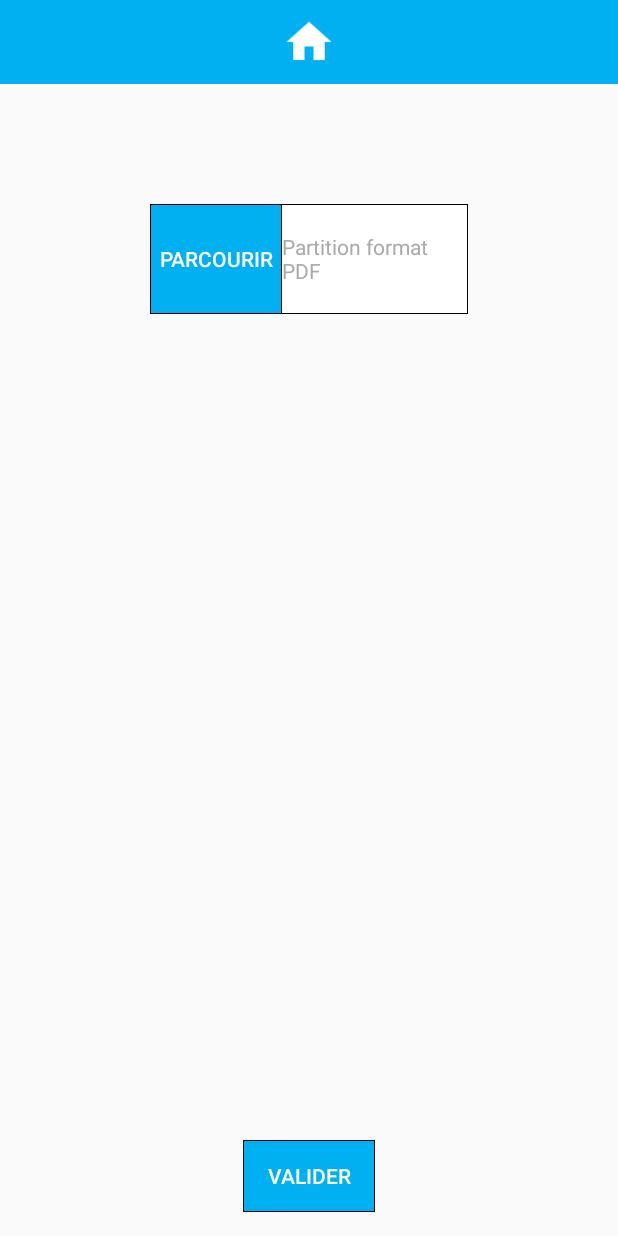
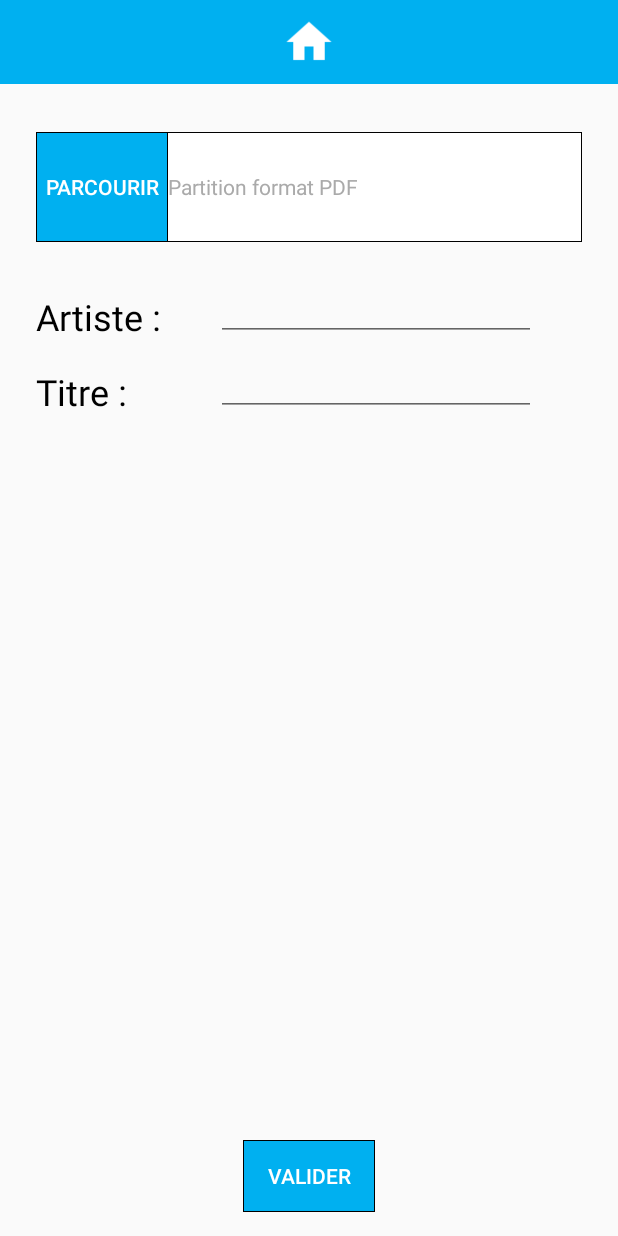
Before and after one commit to Sykless/projaiiient, an Android app: the layout change_partition_layout.xml on its own in the app's theme, with its tools: preview values and no code run, on a phone screen of 412 x 824 dp. Run offline under Robolectric (Android 15) with nearby library versions, the phone set to English and light mode, and no system bars.

Commit message:
"parcourir" layout V2 (the speed and music options miss)

```diff
--- a/app/src/main/java/com/autoscroll/fraba/defiloche/ChangePartition.java
+++ b/app/src/main/java/com/autoscroll/fraba/defiloche/ChangePartition.java
@@ -1,6 +1,7 @@
 package com.autoscroll.fraba.defiloche;
 
 import android.content.Intent;
+import android.content.res.Configuration;
 import android.content.res.Resources;
 import android.graphics.Color;
 import android.graphics.Point;
@@ -14,7 +15,9 @@ import android.util.Log;
 import android.view.Display;
 import android.view.View;
 import android.widget.Button;
+import android.widget.EditText;
 import android.widget.LinearLayout;
+import android.widget.RelativeLayout;
 import android.widget.TextView;
 import android.widget.Toast;
 
@@ -44,6 +47,11 @@ public class ChangePartition extends AppCompatActivity {
         super.onCreate(savedInstanceState);
         setContentView(R.layout.change_partition_layout);
 
+        // Layout modification according to orientation of the device
+        Display display = getWindowManager().getDefaultDisplay();
+        Point size = new Point();
+        display.getSize(size); // size.x = device width - size.y = device height
+
         // Toolbar setup
         Toolbar toolbar = findViewById(R.id.toolbar);
         setSupportActionBar(toolbar);
@@ -51,16 +59,27 @@ public class ChangePartition extends AppCompatActivity {
         getSupportActionBar().setDisplayShowHomeEnabled(true);
         getSupportActionBar().setDisplayShowTitleEnabled(false);
 
-        // Layout modification according to orientation of the device
-        Display display = getWindowManager().getDefaultDisplay();
-        Point size = new Point();
-        display.getSize(size); // size.x = device width - size.y = device height
+
+        if(getResources().getConfiguration().orientation == Configuration.ORIENTATION_PORTRAIT) // Portait orientation
+        {
+            size.y = size.y/3;
+        }
+
+
+        if(getResources().getConfiguration().orientation == Configuration.ORIENTATION_LANDSCAPE) // Landscape orientation
+        {
+            size.x = size.x/2;
+        }
+
+        // Set the RelativeLayout position
+        RelativeLayout relativeLayoutParcourir = (RelativeLayout) findViewById(R.id.relativeLayoutParcourir);
+        relativeLayoutParcourir.setY(convertToFloat(size.y,0.01));
 
         // Set the button at 20% of the screen width
         double buttonWidth = new Double(size.x * 0.2);
         int intButtonWidth = (int) buttonWidth;
         Button ParcourirButton = (Button) findViewById(R.id.ParcourirButton);
-        ParcourirButton.setWidth(intButtonWidth);
+        //ParcourirButton.setWidth(intButtonWidth);
 
         // TextView PDF setup
         TextView partitionNameView = (TextView) findViewById(R.id.partitionNameView);
@@ -68,7 +87,50 @@ public class ChangePartition extends AppCompatActivity {
         if (!pdfChoosen) PDFName = "Partition format PDF";
         partitionNameView.setText(PDFName);
 
+        // Set TextView artiste position
+        TextView artisteTV = (TextView) findViewById(R.id.artisteTV);
+        //artisteTV.setY(convertToFloat(size.y,0.01));
+        //artisteTV.setX(convertToFloat(size.x,0.1));
+
+        /*
+        // Set EditText artiste position
+        EditText artisteED = (EditText) findViewById(R.id.artisteED);
+        artisteED.setY(convertToFloat(size.y,0.4));
+        */
+
+        // Set artisteLayout artiste position
+        LinearLayout artisteLayout = (LinearLayout) findViewById(R.id.artisteLayout);
+        //artisteLayout.setY(convertToFloat(size.y,0.01));
+        //artisteLayout.setX(convertToFloat(size.x,0.02));
+
+
+        /*
+        // Set TextView Titre position
+        TextView titreTV = (TextView) findViewById(R.id.titreTV);
+        titreTV.setY(convertToFloat(size.y,0.5));
+        titreTV.setX(convertToFloat(size.x,0.01));
+
+        // Set titreLayout position
+        LinearLayout titreLayout = (LinearLayout) findViewById(R.id.titreLayout);
+        titreLayout.setY(convertToFloat(size.y,0.5));
+        //titreLayout.setX(convertToFloat(size.x,0.02));
+        */
+
+
+        /*
+        // Set EditText Titre position
+        EditText titreED = (EditText) findViewById(R.id.titreED);
+        titreED.setY(convertToFloat(size.y,0.5));
+        */
+
         //Button validateButton = (Button) findViewById(R.id.validateButton);
+    }
+
+    public float convertToFloat(int nbA, double percentage)
+    {
+        double temp = new Double(nbA * percentage);
+        float result = (float) temp;
+        return result;
     }
 
     protected void onActivityResult(int requestCode, int resultCode, Intent data) {
--- a/app/src/main/res/layout/change_partition_layout.xml
+++ b/app/src/main/res/layout/change_partition_layout.xml
@@ -31,14 +31,14 @@
     </android.support.v7.widget.Toolbar>
 
     <RelativeLayout
-        android:id="@+id/relativeLayout"
+        android:id="@+id/relativeLayoutParcourir"
         android:layout_width="0dp"
         android:layout_height="73dp"
-        android:layout_marginLeft="100dp"
-        android:layout_marginRight="100dp"
-        android:layout_marginTop="80dp"
         android:layout_alignParentBottom="true"
         android:layout_alignParentStart="true"
+        android:layout_marginEnd="24dp"
+        android:layout_marginStart="24dp"
+        android:layout_marginTop="32dp"
         app:layout_constraintEnd_toEndOf="parent"
         app:layout_constraintStart_toStartOf="parent"
         app:layout_constraintTop_toBottomOf="@+id/toolbar">
@@ -71,6 +71,106 @@
 
     </RelativeLayout>
 
+    <TextView
+        android:id="@+id/artisteTV"
+        android:layout_width="120dp"
+        android:layout_height="50dp"
+        android:layout_alignParentTop="true"
+        android:layout_marginStart="24dp"
+        android:layout_marginTop="16dp"
+        android:gravity="bottom"
+        android:text="Artiste :"
+        android:textAlignment="viewStart"
+        android:textColor="@android:color/black"
+        android:textSize="24sp"
+        app:layout_constraintBottom_toTopOf="@+id/titreTV"
+        app:layout_constraintEnd_toStartOf="@+id/artisteLayout"
+        app:layout_constraintHorizontal_bias="0.0"
+        app:layout_constraintHorizontal_chainStyle="packed"
+        app:layout_constraintStart_toStartOf="parent"
+        app:layout_constraintTop_toBottomOf="@+id/relativeLayoutParcourir"
+        app:layout_constraintVertical_bias="0.0"
+        app:layout_constraintVertical_chainStyle="packed" />
+    <!--android:layout_toStartOf="@+id/partitionNameView"-->
+    <!--android:layout_marginTop="250dp"-->
+
+    <LinearLayout
+        android:id="@+id/titreLayout"
+        android:layout_width="wrap_content"
+        android:layout_height="50dp"
+        android:layout_alignStart="@+id/artisteLayout"
+        android:layout_marginEnd="8dp"
+        android:focusable="true"
+        android:focusableInTouchMode="true"
+        android:gravity="bottom"
+        android:orientation="horizontal"
+        app:layout_constraintBottom_toTopOf="@+id/validateButton"
+        app:layout_constraintEnd_toEndOf="parent"
+        app:layout_constraintHorizontal_bias="0.5"
+        app:layout_constraintHorizontal_chainStyle="packed"
+        app:layout_constraintStart_toEndOf="@+id/titreTV"
+        app:layout_constraintTop_toBottomOf="@+id/artisteLayout"
+        app:layout_constraintVertical_bias="1.0"
+        app:layout_constraintVertical_chainStyle="packed">
+
+        <EditText
+            android:id="@+id/titreED"
+            android:layout_width="match_parent"
+            android:layout_height="match_parent"
+            android:ems="10"
+            android:inputType="textPersonName">
+
+        </EditText>
+    </LinearLayout>
+
+    <LinearLayout
+        android:id="@+id/artisteLayout"
+        android:layout_width="wrap_content"
+        android:layout_height="50dp"
+        android:layout_marginEnd="8dp"
+        android:layout_marginTop="16dp"
+        android:focusable="true"
+        android:focusableInTouchMode="true"
+        android:gravity="bottom"
+        android:orientation="horizontal"
+        app:layout_constraintBottom_toTopOf="@+id/titreLayout"
+        app:layout_constraintEnd_toEndOf="parent"
+        app:layout_constraintHorizontal_bias="0.5"
+        app:layout_constraintHorizontal_chainStyle="packed"
+        app:layout_constraintStart_toEndOf="@+id/artisteTV"
+        app:layout_constraintTop_toBottomOf="@+id/relativeLayoutParcourir"
+        app:layout_constraintVertical_bias="0.0"
+        app:layout_constraintVertical_chainStyle="packed">
+
+        <EditText
+            android:id="@+id/artisteED"
+            android:layout_width="match_parent"
+            android:layout_height="match_parent"
+            android:ems="10"
+            android:inputType="textPersonName" />
+    </LinearLayout>
+
+    <TextView
+        android:id="@+id/titreTV"
+        android:layout_width="120dp"
+        android:layout_height="50dp"
+        android:layout_alignStart="@+id/artisteTV"
+        android:layout_marginBottom="8dp"
+        android:layout_marginStart="24dp"
+        android:gravity="bottom"
+        android:text="Titre :"
+        android:textAlignment="viewStart"
+        android:textColor="@android:color/black"
+        android:textSize="24sp"
+        app:layout_constraintBottom_toTopOf="@+id/validateButton"
+        app:layout_constraintEnd_toStartOf="@+id/titreLayout"
+        app:layout_constraintHorizontal_bias="0.0"
+        app:layout_constraintHorizontal_chainStyle="packed"
+        app:layout_constraintVertical_chainStyle="packed"
+        app:layout_constraintStart_toStartOf="parent"
+        app:layout_constraintTop_toBottomOf="@+id/artisteTV" />
+
+
     <Button
         android:id="@+id/validateButton"
         android:layout_width="wrap_content"
```
